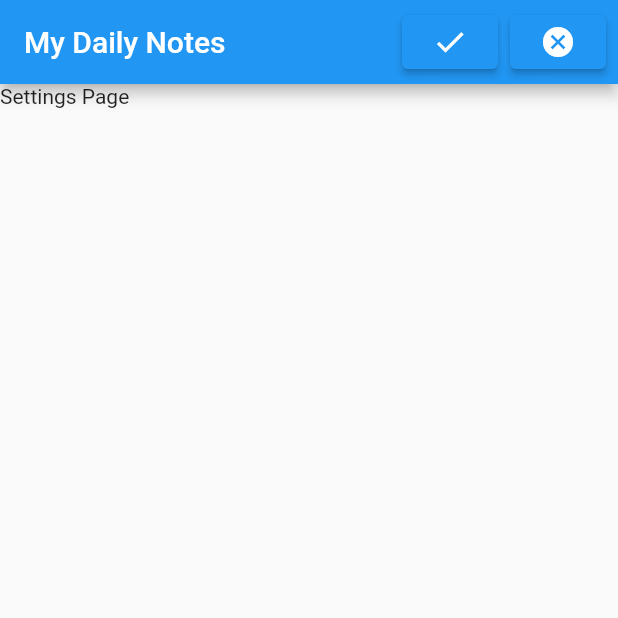
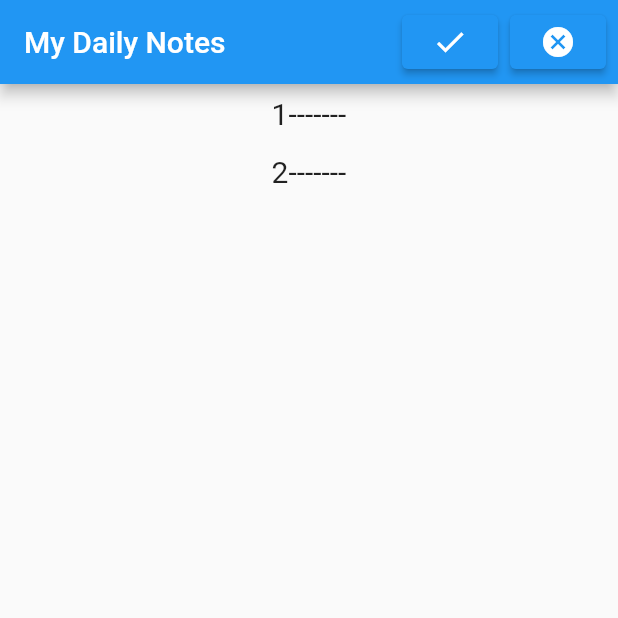
Before and after one commit to JariBou/my_daily_notes, a Flutter app: the SettingsPageLayout screen opened directly, on a phone screen of 412 x 824 dp, the top half of it. Run offline on Flutter 3.47's test engine with Material 2 defaults, Android fonts, the phone set to English and light mode, and no system bars; our stand-ins replace file_picker, flutter_local_notifications, flutter_native_timezone, share_plus, shared_preferences, sqflite and 1 more; accounts and stored records are empty.

Commit message:
work on Saving state Work on settings page

```diff
--- a/lib/pages/settings_page.dart
+++ b/lib/pages/settings_page.dart
@@ -20,6 +20,11 @@ class _SettingsPageState extends State<SettingsPageLayout> {
     super.initState();
   }
 
+  List settingsFields = ['1', '2'];
+  Map settings = {};
+
+  void initSettings() {}
+
   @override
   Widget build(BuildContext context) {
     return Scaffold(
@@ -31,6 +36,7 @@ class _SettingsPageState extends State<SettingsPageLayout> {
               children: [
                 ElevatedButton(
                     onPressed: () async {
+                      await saveSettings();
                       await Navigator.of(context).pushAndRemoveUntil(
                           MaterialPageRoute(
                               builder: (context) => NotesTabLayout()),
@@ -49,7 +55,24 @@ class _SettingsPageState extends State<SettingsPageLayout> {
             )
           ],
         ),
-      body: const Text('Settings Page'),
-    );
+        body: Column(
+          children: List.generate(
+            settingsFields.length,
+            (index) {
+              return Padding(
+                  padding: const EdgeInsets.all(8),
+                  child: Row(
+                    mainAxisAlignment: MainAxisAlignment.center,
+                    children: [
+                      Text(settingsFields[index], style: const TextStyle(fontSize: 20),),
+                      Text('-------', style: TextStyle(fontSize: 20))
+                    ],
+                  ));
+              return Text(settingsFields[index]);
+            },
+          ),
+        ));
   }
+
+  saveSettings() async {}
 }
```
Also changed, not shown: lib/widget/navigation_drawer.dart (+20 -9 lines). Lines whose indentation alone changed are shown as unchanged.
